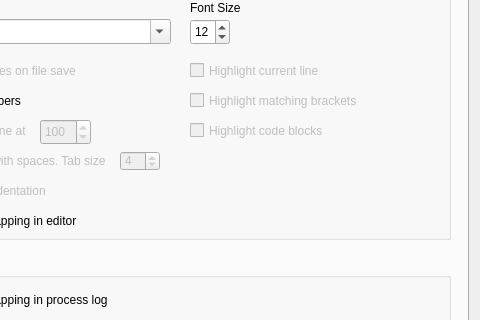
This is src/settingsdialog.ui in GAMS-dev/studio as Qt 5 draws it before an edit; both pictures show x 133 to 613 and y 88 to 408 of the 613 by 517 pixel window. The edited form follows.
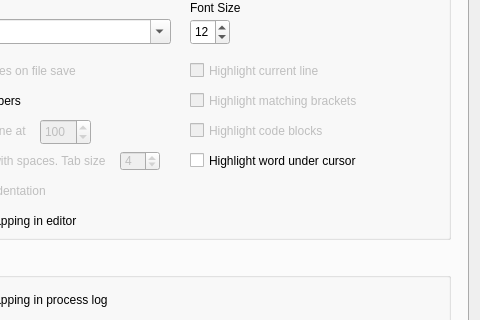
This is the edited form. The open tabs and pages were chosen to show the change.

```diff
--- a/src/settingsdialog.ui
+++ b/src/settingsdialog.ui
@@ -493,6 +493,25 @@
          <bool>false</bool>
         </property>
        </widget>
+       <widget class="QCheckBox" name="cb_highlightUnderCursor">
+        <property name="enabled">
+         <bool>true</bool>
+        </property>
+        <property name="geometry">
+         <rect>
+          <x>300</x>
+          <y>180</y>
+          <width>201</width>
+          <height>23</height>
+         </rect>
+        </property>
+        <property name="text">
+         <string>Highlight word under cursor</string>
+        </property>
+        <property name="checkable">
+         <bool>true</bool>
+        </property>
+       </widget>
       </widget>
       <widget class="QGroupBox" name="groupBox">
        <property name="geometry">
```
